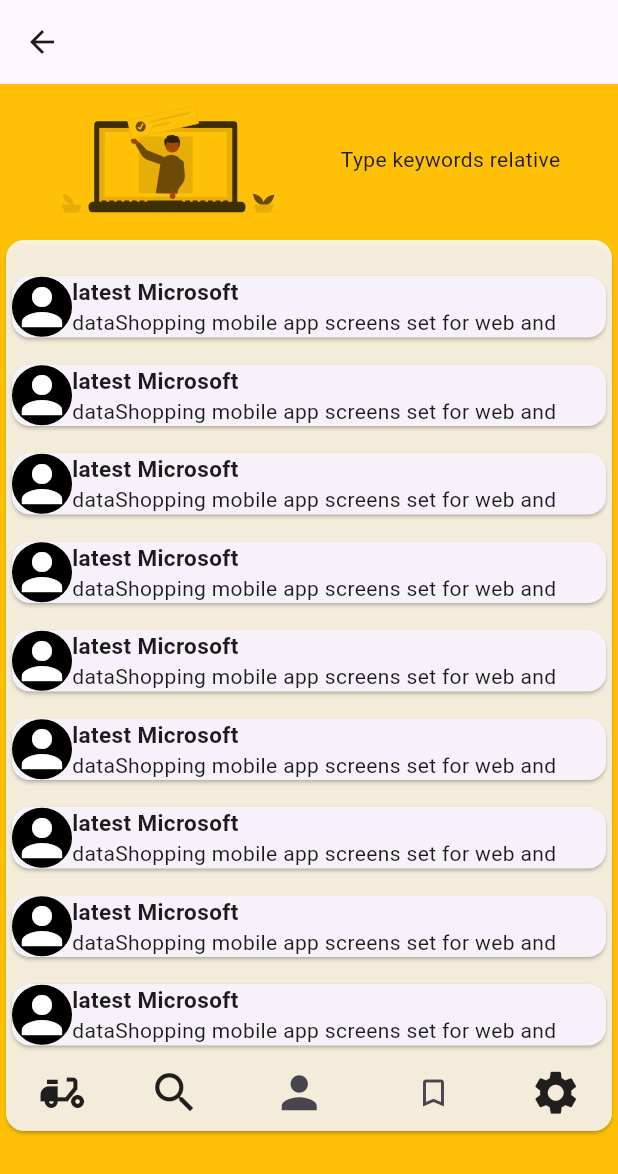
After one commit to kubwimanav/shopping-app, a Flutter app: the Message screen opened by its route, on a phone screen of 412 x 824 dp. The commit adds this screen. Shown: the top 1174 px of the screen. Run offline on Flutter 3.47's test engine with Material 3 defaults, Android fonts, the phone set to English and light mode, and no system bars; our stand-ins replace flutter_svg.

Commit message:
message page

```diff
--- /dev/null
+++ b/lib/Message.dart
@@ -0,0 +1,384 @@
+import 'package:flutter/material.dart';
+import 'package:flutter_svg/svg.dart';
+
+class Message extends StatelessWidget {
+  const Message({super.key});
+
+  @override
+  Widget build(BuildContext context) {
+    return Scaffold(
+      appBar: AppBar(),
+      body:Container(
+        color: Colors.amber,
+        child: Column(
+
+        children: [
+           Row(
+            mainAxisAlignment: MainAxisAlignment.spaceEvenly,
+          children: [
+
+            SvgPicture.asset('assets/email.svg',
+            width: 150,
+            height: 100,
+            color: Colors.amber,
+            colorBlendMode: BlendMode.multiply,),
+            const Text('Type keywords relative'),
+            ]
+          ),
+          Card(
+            color:const Color.fromARGB(221, 252, 251, 251),
+            child: Column(
+              children: [
+                const Padding(padding: EdgeInsets.all(10)),
+                  Card(
+
+                    child: Row(
+
+                    children: [
+                    Container(
+                      decoration:const BoxDecoration(
+                        color: Colors.black,
+                        borderRadius: BorderRadius.all(Radius.circular(50))
+                      ),
+                     child:   const Icon(Icons.person,
+                     color: Colors.white,
+                     size: 40,),
+                    ),
+
+                     const Column(
+                        crossAxisAlignment: CrossAxisAlignment.start,
+                        children:[
+
+                     Text('latest Microsoft',style: TextStyle(fontSize:15,
+                     fontWeight: FontWeight.bold),),
+                        Text(
+                          'dataShopping mobile app screens set for web and ',
+                          style: TextStyle(),
+                        )
+                        ]
+                      ),
+
+
+                    ],
+                  )),
+                const SizedBox(height: 10,),
+             Card(
+                      child: Row(
+                    children: [
+                      Container(
+                        decoration: const BoxDecoration(
+                            color: Colors.black,
+                            borderRadius:
+                                BorderRadius.all(Radius.circular(50))),
+                        child: const Icon(
+                          Icons.person,
+                          color: Colors.white,
+                          size: 40,
+                        ),
+                      ),
+                     const Column(
+                            crossAxisAlignment: CrossAxisAlignment.start,
+                            children: [
+                              Text(
+                                'latest Microsoft',
+                                style: TextStyle(
+                                    fontSize: 15, fontWeight: FontWeight.bold),
+                              ),
+                              Text(
+                                'dataShopping mobile app screens set for web and ',
+                                style: TextStyle(),
+                              )
+                            ]),
+
+                    ],
+                  ),
+                ),
+
+
+                const SizedBox(
+                  height: 10,
+                ),
+
+                 Card(
+                      child: Row(
+                    children: [
+                      Container(
+                        decoration: const BoxDecoration(
+                            color: Colors.black,
+                            borderRadius:
+                                BorderRadius.all(Radius.circular(50))),
+                        child: const Icon(
+                          Icons.person,
+                          color: Colors.white,
+                          size: 40,
+                        ),
+                      ),
+                      const Column(
+                            crossAxisAlignment: CrossAxisAlignment.start,
+                            children: [
+                              Text(
+                                'latest Microsoft',
+                                style: TextStyle(
+                                    fontSize: 15, fontWeight: FontWeight.bold),
+                              ),
+                              Text(
+                                'dataShopping mobile app screens set for web and ',
+                                style: TextStyle(),
+                              )
+                            ]),
+
+                    ],
+                  ),
+                ),
+
+
+                const SizedBox(
+                  height: 10,
+                ),
+
+
+                 Card(
+                      child: Row(
+                    children: [
+                      Container(
+                        decoration: const BoxDecoration(
+                            color: Colors.black,
+                            borderRadius:
+                                BorderRadius.all(Radius.circular(50))),
+                        child: const Icon(
+                          Icons.person,
+                          color: Colors.white,
+                          size: 40,
+                        ),
+                      ),
+                      const Column(
+                            crossAxisAlignment: CrossAxisAlignment.start,
+                            children: [
+                              Text(
+                                'latest Microsoft',
+                                style: TextStyle(
+                                    fontSize: 15, fontWeight: FontWeight.bold),
+                              ),
+                              Text(
+                                'dataShopping mobile app screens set for web and ',
+                                style: TextStyle(),
+                              )
+                            ]),
+                    ],
+                  ),
+                ),
+
+                              const SizedBox(
+                  height: 10,
+                ),
+
+
+                 Card(
+                      child: Row(
+                    children: [
+                      Container(
+                        decoration: const BoxDecoration(
+                            color: Colors.black,
+                            borderRadius:
+                                BorderRadius.all(Radius.circular(50))),
+                        child: const Icon(
+                          Icons.person,
+                          color: Colors.white,
+                          size: 40,
+                        ),
+                      ),
+
+                        const Column(
+                            crossAxisAlignment: CrossAxisAlignment.start,
+                            children: [
+                              Text(
+                                'latest Microsoft',
+                                style: TextStyle(
+                                    fontSize: 15, fontWeight: FontWeight.bold),
+                              ),
+                              Text(
+                                'dataShopping mobile app screens set for web and ',
+                                style: TextStyle(),
+                              )
+                            ]),
+                    ],
+                  ),
+                ),
+
+                                const SizedBox(
+                  height: 10,
+                ),
+
+
+                 Card(
+                      child: Row(
+                    children: [
+                      Container(
+                        decoration: const BoxDecoration(
+                            color: Colors.black,
+                            borderRadius:
+                                BorderRadius.all(Radius.circular(50))),
+                        child: const Icon(
+                          Icons.person,
+                          color: Colors.white,
+                          size: 40,
+                        ),
+                      ),
+                       const Column(
+                            crossAxisAlignment: CrossAxisAlignment.start,
+                            children: [
+                              Text(
+                                'latest Microsoft',
+                                style: TextStyle(
+                                    fontSize: 15, fontWeight: FontWeight.bold),
+                              ),
+                              Text(
+                                'dataShopping mobile app screens set for web and ',
+                                style: TextStyle(),
+                              )
+                            ]),
+
+                    ],
+                  ),
+                ),
+                               const SizedBox(
+                  height: 10,
+                ),
+
+                 Card(
+                      child: Row(
+                    children: [
+                      Container(
+                        decoration: const BoxDecoration(
+                            color: Colors.black,
+                            borderRadius:
+                                BorderRadius.all(Radius.circular(50))),
+                        child: const Icon(
+                          Icons.person,
+                          color: Colors.white,
+                          size: 40,
+                        ),
+                      ),
+                     const Column(
+                            crossAxisAlignment: CrossAxisAlignment.start,
+                            children: [
+                              Text(
+                                'latest Microsoft',
+                                style: TextStyle(
+                                    fontSize: 15, fontWeight: FontWeight.bold),
+                              ),
+                              Text(
+                                'dataShopping mobile app screens set for web and ',
+                                style: TextStyle(),
+                              )
+                            ]),
+
+                    ],
+                  ),
+                ),
+                                const SizedBox(
+                  height: 10,
+                ),
+
+                 Card(
+                      child: Row(
+                    children: [
+                      Container(
+                        decoration: const BoxDecoration(
+                            color: Colors.black,
+                            borderRadius:
+                                BorderRadius.all(Radius.circular(50))),
+                        child: const Icon(
+                          Icons.person,
+                          color: Colors.white,
+                          size: 40,
+                        ),
+                      ),
+                       const Column(
+                            crossAxisAlignment: CrossAxisAlignment.start,
+                            children: [
+                              Text(
+                                'latest Microsoft',
+                                style: TextStyle(
+                                    fontSize: 15, fontWeight: FontWeight.bold),
+                              ),
+                              Text(
+                                'dataShopping mobile app screens set for web and ',
+                                style: TextStyle(),
+                              )
+                            ]),
+
+                    ],
+                  )),
+
+                                 const SizedBox(
+                  height: 10,
+                ),
+
+                 Card(
+                      child: Row(
+                    children: [
+                      Container(
+                        decoration: const BoxDecoration(
+                            color: Colors.black,
+                            borderRadius:
+                                BorderRadius.all(Radius.circular(50))),
+                        child: const Icon(
+                          Icons.person,
+                          color: Colors.white,
+                          size: 40,
+                        ),
+                      ),
+                      const Column(
+                            crossAxisAlignment: CrossAxisAlignment.start,
+                            children: [
+                              Text(
+                                'latest Microsoft',
+                                style: TextStyle(
+                                    fontSize: 15, fontWeight: FontWeight.bold),
+                              ),
+                              Text(
+                                'dataShopping mobile app screens set for web and ',
+                                style: TextStyle(),
+                              )
+                            ]),
+
+                    ],
+                  )),
+               const SizedBox(height:2),
+                 Row(
+                      mainAxisAlignment: MainAxisAlignment.spaceAround,
+                      children: [
+                        const Icon(Icons.delivery_dining, size: 35),
+                        const Icon(Icons.search, size: 35),
+                        IconButton(
+                          onPressed: () {
+                            Navigator.pushNamed(context, '/message');
+                          },
+                          icon: const Icon(Icons.person, size: 35),
+                        ),
+                        IconButton(
+                            onPressed: () {
+                              Navigator.pushNamed(context, '/singlepage');
+                            },
+                            icon: const Icon(Icons.bookmark_border)),
+                        const Icon(
+                          Icons.settings,
+                          size: 35,
+                        ),
+                      ],
+                    )
+
+
+              ],
+            ),
+
+          ),
+
+
+        ],
+      ),
+      )
+    );
+  }
+}
--- a/lib/Profile.dart
+++ b/lib/Profile.dart
@@ -94,8 +94,8 @@
                       Text('Sit Ament')
                     ],
                   )),
-                  Container(
-                    child: Row(
+
+                  Row(
                       mainAxisAlignment: MainAxisAlignment.spaceAround,
                       children: [
                         Container(
@@ -105,12 +105,16 @@
                           child: const Icon(Icons.search, size: 35),
                         ),
                         Container(
-                          child: const Icon(Icons.person, size: 35),
-                        ),
+                            child: IconButton(
+                                onPressed: () {
+                                  Navigator.pushNamed(context, '/message');
+                                },
+                                icon: const Icon(Icons.person, size: 35),
+                        )),
                         Container(
                           child: IconButton(
                               onPressed: () {
-                                Navigator.pushNamed(context,'/singlepage');
+                                Navigator.pushNamed(context, '/singlepage');
                               },
                               icon: const Icon(Icons.bookmark_border)),
                         ),
@@ -121,8 +125,7 @@
                           ),
                         ),
                       ],
-                    ),
-                  )
+                    )
                 ],
               ),
             ),
--- a/lib/Singlepage.dart
+++ b/lib/Singlepage.dart
@@ -16,27 +16,22 @@
             child: const TextField(
               decoration: InputDecoration(
                 border: OutlineInputBorder(
-          borderRadius: BorderRadius.all(Radius.circular(7))
-        ),
+                    borderRadius: BorderRadius.all(Radius.circular(7))),
                 icon: Icon(Icons.search),
                 hintText: 'Lorem ipsum',
               ),
             ),
           ),
-
           Card(
             child: Column(
-
               children: [
                 const Padding(padding: EdgeInsets.only(top: 8)),
-
                 Container(
                   child: Row(
                     mainAxisAlignment: MainAxisAlignment.spaceAround,
                     children: [
                       Container(
-
-                        child:  Card(
+                        child: Card(
                           color: Colors.amber,
                           child: Column(
                             children: [
@@ -45,20 +40,18 @@
                                   height: 80,
                                   // decoration: const BoxDecoration(borderRadius: BorderRadius.all(Radius.circular(50))),
                                   child: ClipPath(
-
-                              child: SvgPicture.asset('assets/swing.svg',
-                              width:50 ,
+                                    child: SvgPicture.asset(
+                                      'assets/swing.svg',
+                                      width: 50,
                                       color: Colors.amber,
                                       colorBlendMode: BlendMode.multiply,
                                     ),
-                             )
-                             ) ,
+                                  )),
                               const Text('Ipsum dolor')
                             ],
                           ),
                         ),
                       ),
-
                       Container(
                         child: Card(
                           color: Colors.amber,
@@ -81,14 +74,12 @@
                           ),
                         ),
                       ),
-
                     ],
                   ),
                 ),
                 const SizedBox(
                   height: 10,
                 ),
-
                 Container(
                   child: Row(
                     mainAxisAlignment: MainAxisAlignment.spaceAround,
@@ -248,8 +239,6 @@
                     ],
                   ),
                 ),
-
-
               ],
             ),
           ),
@@ -264,14 +253,21 @@
                   child: const Icon(Icons.search, size: 35),
                 ),
                 Container(
-                  child: const Icon(Icons.person, size: 35),
+                  child: IconButton(
+                      onPressed: () {
+                        Navigator.pushNamed(context, '/message');
+                      },
+                      icon: const Icon(Icons.person, size: 35)),
                 ),
                 Container(
                   child: IconButton(
                       onPressed: () {
                         Navigator.pushNamed(context, '/singlepage');
                       },
-                      icon: const Icon(Icons.bookmark_border)),
+                      icon: const Icon(
+                        Icons.bookmark_border,
+                        size: 35,
+                      )),
                 ),
                 Container(
                   child: const Icon(
--- a/lib/main.dart
+++ b/lib/main.dart
@@ -1,6 +1,7 @@
 import 'package:flutter/material.dart';
 import 'package:flutter_application_1/About.dart';
 import 'package:flutter_application_1/Home.dart';
+import 'package:flutter_application_1/Message.dart';
 import 'package:flutter_application_1/Profile.dart';
 import 'package:flutter_application_1/Singlepage.dart';
 
@@ -12,6 +13,7 @@
       '/about': (context) => const About(),
       '/profile':(context) => const Profile(),
       '/singlepage':(context) => const Singlepage(),
+      '/message':(context) => const Message(),
     },
   ));
 }
--- a/pubspec.yaml
+++ b/pubspec.yaml
@@ -73,6 +73,7 @@
     - assets/financial.svg
     - assets/application.svg
     - assets/swing.svg
+    - assets/email.svg
   # An image asset can refer to one or more resolution-specific "variants", see
   # https://flutter.dev/assets-and-images/#resolution-aware
 
```
Also changed, not shown: assets/email.svg (added). Lines whose indentation alone changed are shown as unchanged.
